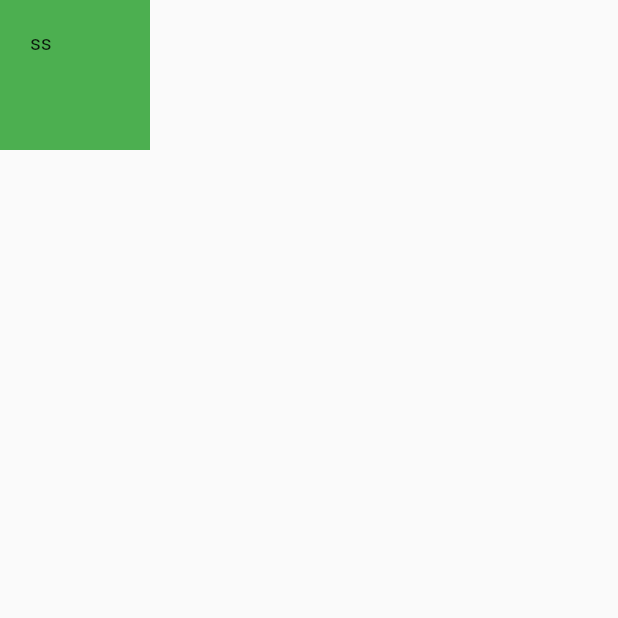
After one commit to MoonG7/studyflutter, a Flutter app: the screen it shows after launch, on a phone screen of 412 x 824 dp, the top half of it. The commit adds this screen. Run offline on Flutter 3.47's test engine with Material 2 defaults, Android fonts, the phone set to English and light mode, and no system bars; our stand-ins replace fluttertoast.

Commit message:
containerTest

```diff
--- /dev/null
+++ b/lib/containerTest.dart
@@ -0,0 +1,24 @@
+import 'package:flutter/material.dart';
+
+class ContainerTest extends StatelessWidget {
+  const ContainerTest({Key? key}) : super(key: key);
+
+  @override
+  Widget build(BuildContext context) {
+    return Scaffold(
+      body: SafeArea(
+        child: Column(
+          children: [
+            Container(
+              padding: EdgeInsets.fromLTRB(20, 20, 0, 0),
+              color: Colors.green,
+              height: 100,
+              width: 100,
+              child: Text('ss'),
+            )
+          ],
+        ),
+      ),
+    );
+  }
+}
--- a/lib/main.dart
+++ b/lib/main.dart
@@ -2,6 +2,7 @@ import 'package:flutter/material.dart';
 import 'myCard.dart';
 import 'snackBarTest.dart';
 import 'tostTest.dart';
+import 'containerTest.dart';
 
 void main() {
   runApp(const MyApp());
@@ -15,7 +16,7 @@ class MyApp extends StatelessWidget {
     return MaterialApp(
       title: 'studyFlutter',
       theme: ThemeData(primarySwatch: Colors.blue),
-      home: const TostTest(),
+      home: const ContainerTest(),
     );
   }
 }
```
